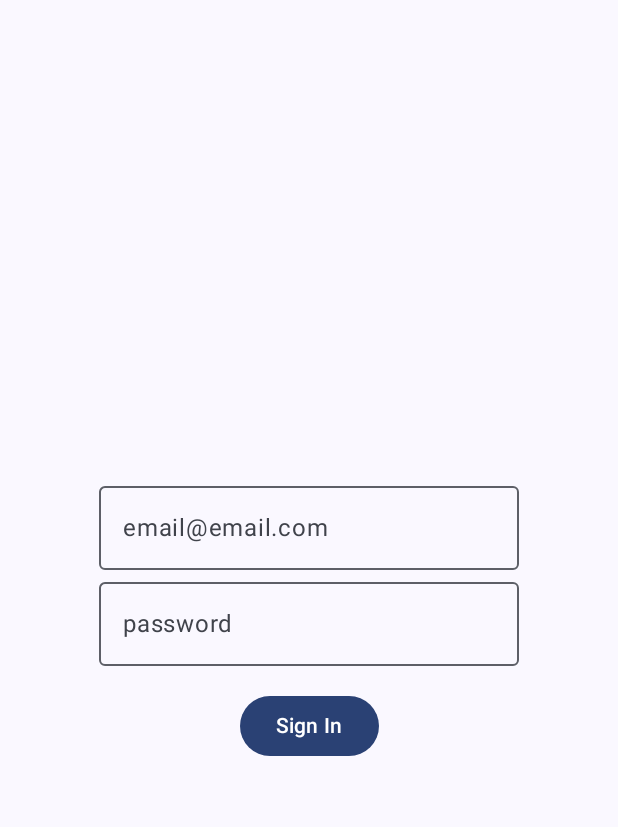
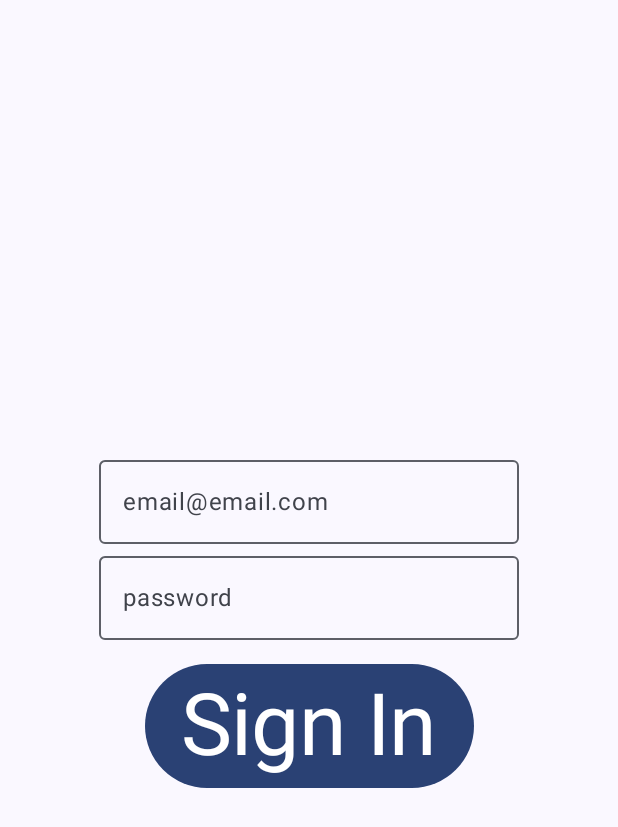
Before and after one commit to Vitalik4280/IPZ_CW_2_Hasyuk_Vitaly, an Android app built with Jetpack Compose: the screen it shows after launch (MainActivity), on a phone screen of 412 x 824 dp. Shown: the top 827 px of the screen. Run offline under Robolectric (Android 15) with nearby library versions, the phone set to English and light mode, and no system bars.

Commit message:
Center content on page, stylize text typography

```diff
--- a/app/src/main/java/ua/edu/lntu/cw_2/MainActivity.kt
+++ b/app/src/main/java/ua/edu/lntu/cw_2/MainActivity.kt
@@ -81,7 +81,7 @@ fun SignInPage(
                         signInSuccess = true
                     }
                 }) {
-                    Text("Sign In")
+                    Text("Sign In", style = MaterialTheme.typography.displayLarge)
                 }
             }
         }
@@ -102,7 +102,7 @@ fun SignInPage(
                     email = TextFieldValue()
                     password = TextFieldValue()
                 }) {
-                    Text("Sign Out")
+                    Text("Sign Out", style = MaterialTheme.typography.displayLarge)
                 }
             }
         }
```
